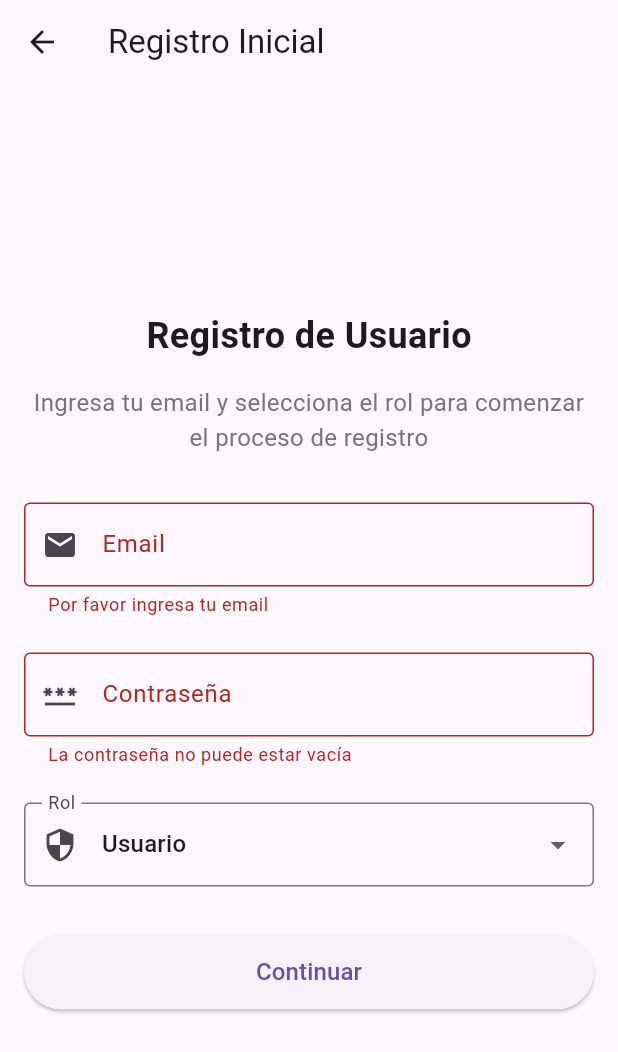
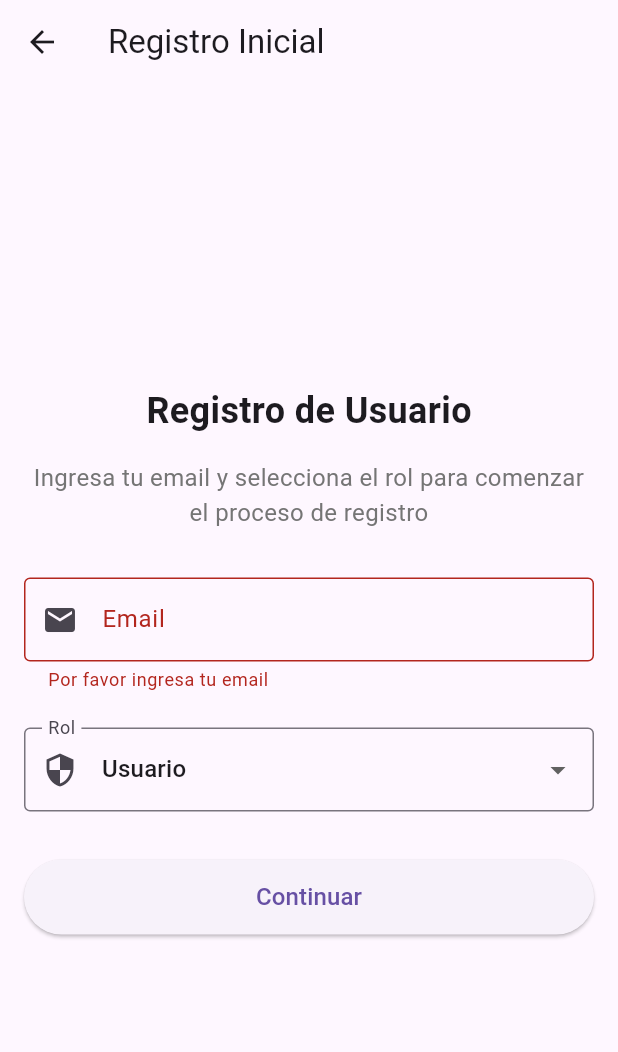
Before and after one commit to slumrike2/GEMA-Frontend, a Flutter app: the InitialRegisterScreen screen opened directly, after a tap on "Continuar", on a phone screen of 412 x 824 dp. Shown: the top 1052 px of the screen. Run offline on Flutter 3.47's test engine with Material 3 defaults, Android fonts, the phone set to English and light mode, and no system bars; our stand-ins replace flutter_dotenv, supabase_flutter; accounts and stored records are empty.

```diff
--- a/FrontEnd/lib/Screens/initial_register.dart
+++ b/FrontEnd/lib/Screens/initial_register.dart
@@ -58,25 +58,6 @@ class _InitialRegisterScreenState extends State<InitialRegisterScreen> {
                 },
               ),
               const SizedBox(height: 24),
-              TextFormField(
-                controller: _passwordController,
-                decoration: const InputDecoration(
-                  labelText: 'Contraseña',
-                  border: OutlineInputBorder(),
-                  prefixIcon: Icon(Icons.password)
-                ),
-                keyboardType: TextInputType.visiblePassword,
-                validator: (value) {
-                  if (value == null || value.isEmpty) {
-                    return 'La contraseña no puede estar vacía';
-                  }
-                  if (value.length < 6) {
-                    return 'La contraseña tiene que tener por lo menos 6 carácteres';
-                  }
-                  return null;
-                }
-              ),
-              const SizedBox(height: 24),
               DropdownButtonFormField<String>(
                 value: _selectedRole,
                 decoration: const InputDecoration(
@@ -125,7 +106,6 @@ class _InitialRegisterScreenState extends State<InitialRegisterScreen> {
     try {
       await UserService.create(
         email: _emailController.text,
-        password: _passwordController.text,
         role: _selectedRole,
       );
       ScaffoldMessenger.of(context).showSnackBar(
--- a/FrontEnd/pubspec.yaml
+++ b/FrontEnd/pubspec.yaml
@@ -13,6 +13,7 @@ dependencies:
   http: ^1.1.0
   supabase_flutter: ^2.0.0
   flutter_dotenv: ^5.0.2
+  uuid: ^4.2.2
 
 dev_dependencies:
   flutter_test:
```
Also changed, not shown: FrontEnd/lib/Services/user_service.dart (+13 -4 lines), FrontEnd/package-lock.json, FrontEnd/pubspec.lock.
